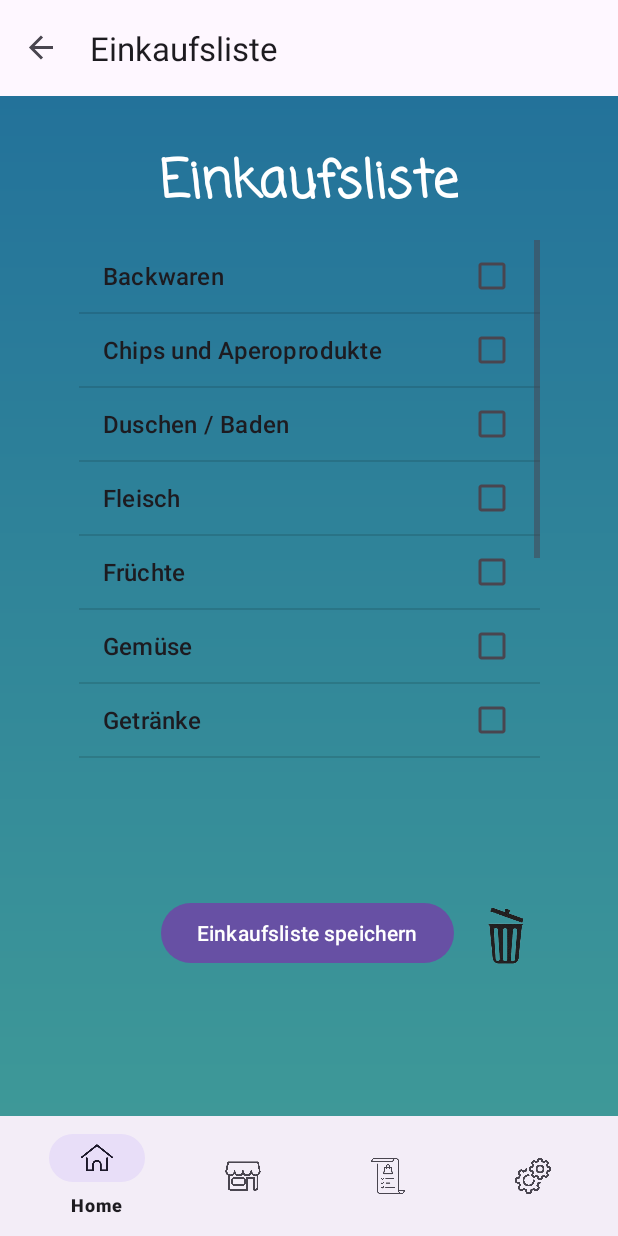
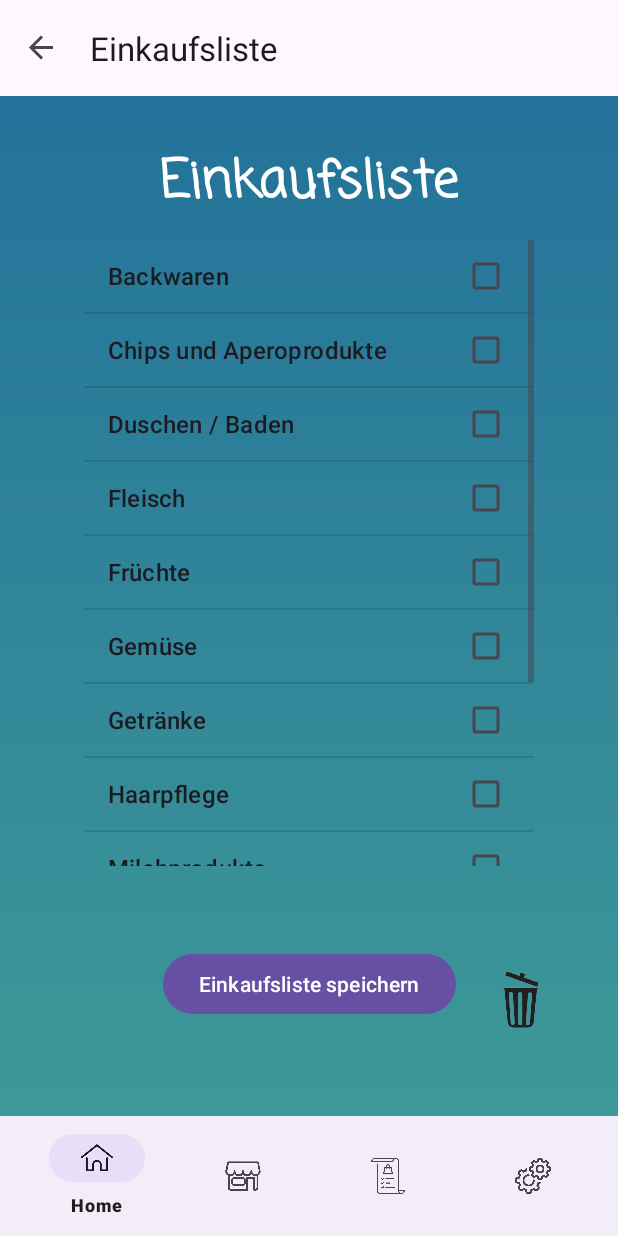
Before and after one commit to EigenYam/ProduktFinder, an Android app: the EinkaufslisteFragment screen opened through its navigation route, on a phone screen of 412 x 824 dp. Run offline under Robolectric (Android 15) with nearby library versions, the phone set to English and light mode, and no system bars; our stand-ins replace navigation-ui; Roboto replaces fonts that are not available here.

Commit message:
Abstände symetriert Einkaufliste Buttons

```diff
--- a/app/src/main/java/com/example/produktfinder/FirstFragment.kt
+++ b/app/src/main/java/com/example/produktfinder/FirstFragment.kt
@@ -207,18 +207,6 @@ class FirstFragment : Fragment() {
         return gson.fromJson(json, shopType) ?: emptyList()
     }
 
-    /*private fun getClosestShops(shops: List<Shop>, currentLocation: Location, limit: Int = 5): List<Shop> {
-        val sortedShops = shops.sortedBy { shop ->
-            val shopLocation = Location("ShopLocation")
-            shopLocation.latitude = shop.latitude
-            shopLocation.longitude = shop.longitude
-
-            val distance = currentLocation.distanceTo(shopLocation)
-            distance
-        }
-        //Limit is set to 5 to only display the 5 closest shops
-        return sortedShops.subList(0, limit)
-    }*/
     private fun getClosestShopsWithDistance(shops: List<Shop>, currentLocation: Location, limit: Int = 5): List<Pair<Shop, Double>> {
         val shopDistancePairs = shops.map { shop ->
             val shopLocation = Location("ShopLocation")
--- a/app/src/main/res/layout/fragment_einkaufsliste.xml
+++ b/app/src/main/res/layout/fragment_einkaufsliste.xml
@@ -27,8 +27,8 @@
 
         <ListView
             android:id="@+id/categoryListView"
-            android:layout_width="307dp"
-            android:layout_height="354dp"
+            android:layout_width="300dp"
+            android:layout_height="417dp"
             android:layout_marginTop="12dp"
             app:layout_constraintEnd_toEndOf="parent"
             app:layout_constraintStart_toStartOf="parent"
@@ -38,11 +38,9 @@
             android:id="@+id/bottomButton"
             android:layout_width="wrap_content"
             android:layout_height="wrap_content"
-            android:layout_marginTop="16dp"
             android:text="Einkaufsliste speichern"
             app:layout_constraintBottom_toBottomOf="parent"
             app:layout_constraintEnd_toEndOf="parent"
-            app:layout_constraintHorizontal_bias="0.495"
             app:layout_constraintStart_toStartOf="parent"
             app:layout_constraintTop_toBottomOf="@id/categoryListView"
             app:layout_constraintVertical_bias="0.276" />
@@ -57,7 +55,7 @@
             android:src="@drawable/trashcan"
             app:layout_constraintBottom_toBottomOf="parent"
             app:layout_constraintEnd_toEndOf="parent"
-            app:layout_constraintHorizontal_bias="0.174"
+            app:layout_constraintHorizontal_bias="0.322"
             app:layout_constraintStart_toEndOf="@+id/bottomButton"
             app:layout_constraintTop_toBottomOf="@+id/categoryListView"
             app:layout_constraintVertical_bias="0.326" />
--- a/app/src/main/res/layout/fragment_first.xml
+++ b/app/src/main/res/layout/fragment_first.xml
@@ -19,7 +19,7 @@
             android:fontFamily="casual"
             android:text="@string/produktfinder"
             android:textColor="@color/white"
-            android:textSize="34sp"
+            android:textSize="42sp"
             android:textStyle="bold"
             app:layout_constraintEnd_toEndOf="parent"
             app:layout_constraintStart_toStartOf="parent"
```
